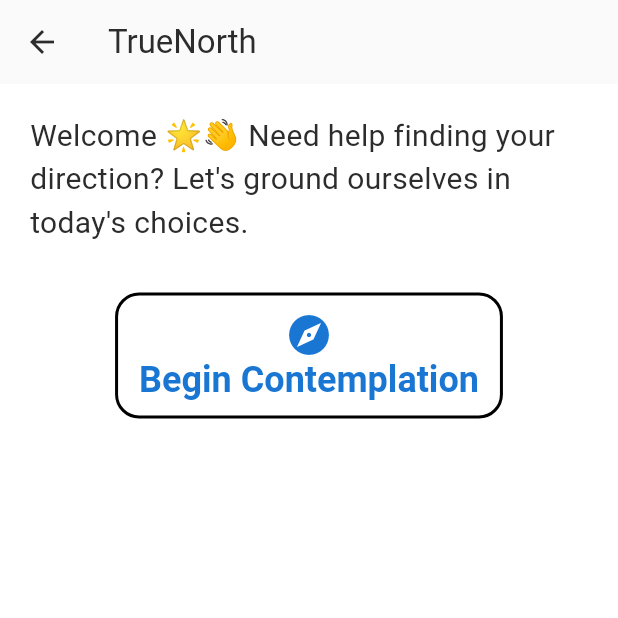
After one commit to jkole822/TrueNorth, a Flutter app: the HomeScreen screen opened by its route, on a phone screen of 412 x 824 dp, the top half of it. The commit adds this screen. Run offline on Flutter 3.47's test engine with Material 3 defaults, Android fonts, the phone set to English and light mode, and no system bars; our stand-ins replace flutter_secure_storage, graphql_flutter; accounts and stored records are empty.

Commit message:
Create home screen

```diff
--- /dev/null
+++ b/lib/screens/home_screen.dart
@@ -0,0 +1,49 @@
+import 'package:flutter/material.dart';
+
+class HomeScreen extends StatefulWidget {
+  const HomeScreen({super.key});
+
+  @override
+  State<HomeScreen> createState() => _HomeScreenState();
+}
+
+class _HomeScreenState extends State<HomeScreen> {
+  void _onStartDecisionFlow() {}
+
+  @override
+  Widget build(BuildContext context) {
+    return Scaffold(
+      appBar: AppBar(title: const Text("TrueNorth")),
+      body: Padding(
+        padding: EdgeInsetsGeometry.all(20),
+        child: Column(
+          children: [
+            Text(
+              "Welcome 🌟👋 Need help finding your direction? Let's ground ourselves in today's choices.",
+              style: TextStyle(fontSize: 20.0),
+            ),
+            const SizedBox(height: 32.0),
+            Center(
+              child: OutlinedButton(
+                onPressed: _onStartDecisionFlow,
+                child: Column(
+                  children: [
+                    Icon(
+                      Icons.explore,
+                      color: Theme.of(context).primaryColor,
+                      size: 32,
+                    ),
+                    Text(
+                      "Begin Contemplation",
+                      style: TextStyle(fontSize: 24.0),
+                    ),
+                  ],
+                ),
+              ),
+            ),
+          ],
+        ),
+      ),
+    );
+  }
+}
```
Also changed, not shown: lib/app.dart (+41 -1 lines).
